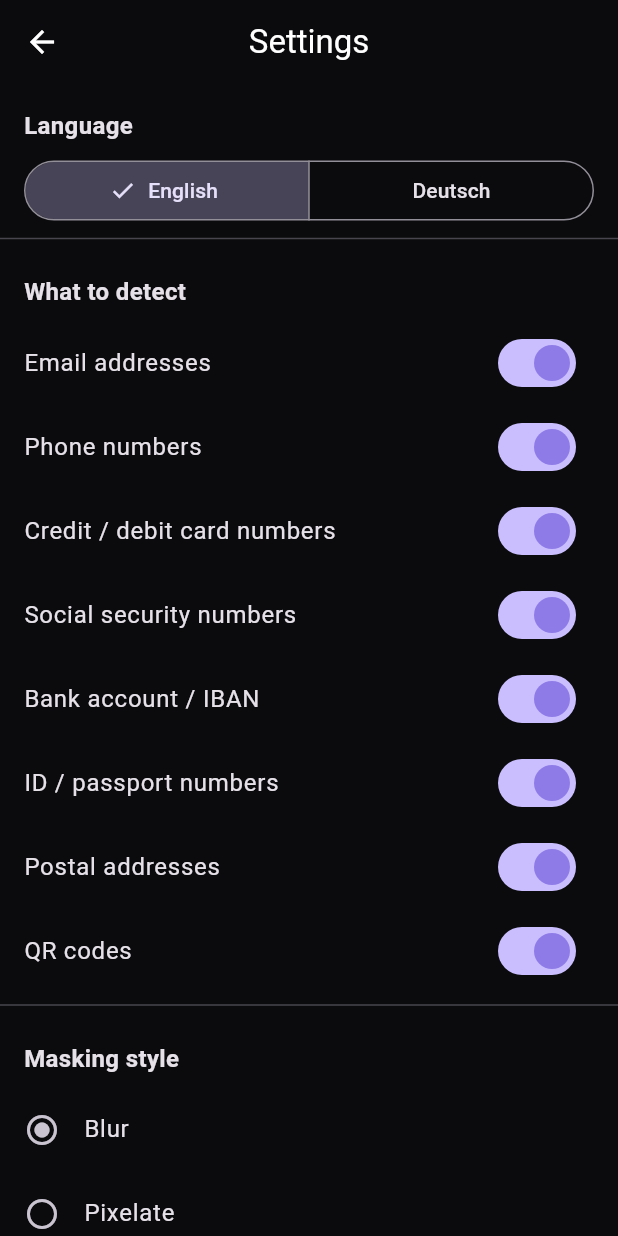
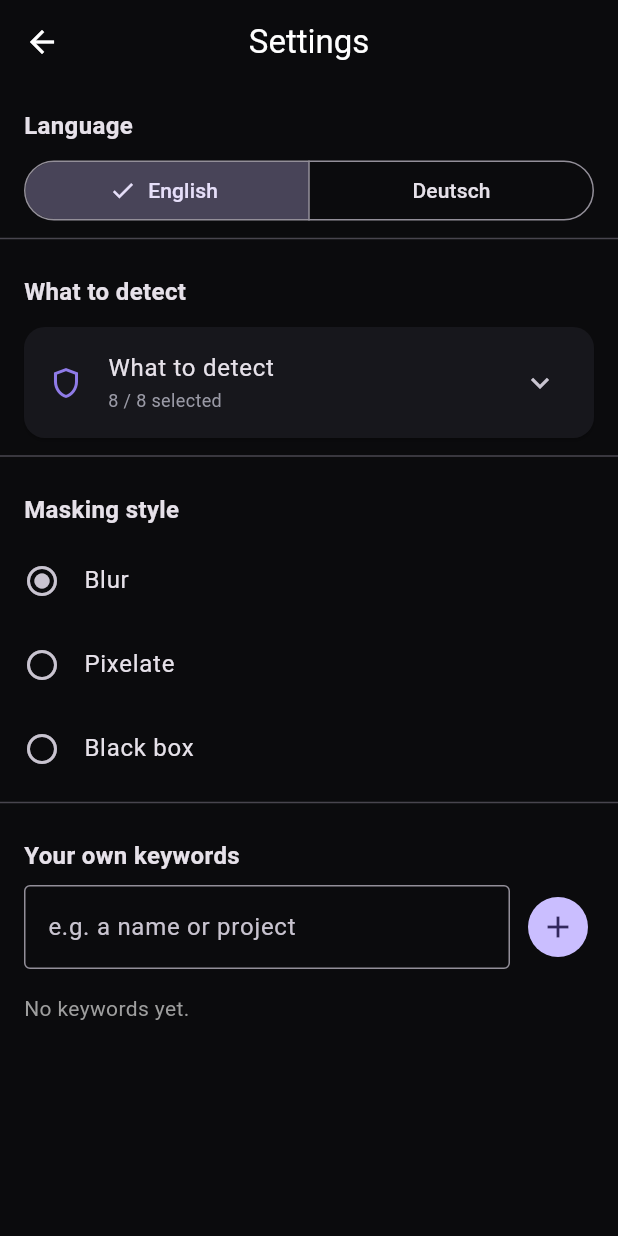
Before and after one commit to rehantariq6000-lab/black-eye, a Flutter app: the SettingsScreen screen opened directly, on a phone screen of 412 x 824 dp. Run offline on Flutter 3.47's test engine with Material 3 defaults, Android fonts, the phone set to English and light mode, and no system bars; our stand-ins replace file_picker, image_picker, pdf, share_plus, shared_preferences, web; missing offline and left inert: dart:js_interop, gal, google_mlkit_barcode_scanning, google_mlkit_text_recognition, pdfx; accounts and stored records are empty.

Commit message:
Settings: collapsible checkbox dropdown for detection categories

```diff
--- a/lib/l10n/app_strings.dart
+++ b/lib/l10n/app_strings.dart
@@ -38,6 +38,7 @@ class S {
 
   static String get settings => _pick('Settings', 'Einstellungen');
   static String get whatToDetect => _pick('What to detect', 'Was erkennen');
+  static String get selectedLabel => _pick('selected', 'ausgewählt');
   static String get maskingStyle => _pick('Masking style', 'Maskierungsstil');
   static String get yourKeywords =>
       _pick('Your own keywords', 'Eigene Schlüsselwörter');
--- a/lib/screens/settings_screen.dart
+++ b/lib/screens/settings_screen.dart
@@ -4,6 +4,7 @@ import '../l10n/app_strings.dart';
 import '../models/detection_category.dart';
 import '../models/mask_style.dart';
 import '../services/settings_service.dart';
+import '../theme.dart';
 
 /// Lets the user choose the language, what Black Eye looks for (categories +
 /// own keywords), and how it hides things (the mask style). Everything is
@@ -90,12 +91,7 @@ class _SettingsScreenState extends State<SettingsScreen> {
                 _buildLanguagePicker(),
                 const Divider(),
                 _sectionTitle(S.whatToDetect),
-                for (final category in kAllCategories)
-                  SwitchListTile(
-                    title: Text(S.categoryLabel(category.key)),
-                    value: _enabledKeys.contains(category.key),
-                    onChanged: (isOn) => _toggleCategory(category.key, isOn),
-                  ),
+                _buildDetectDropdown(),
                 const Divider(),
                 _sectionTitle(S.maskingStyle),
                 for (final style in MaskStyle.values)
@@ -121,6 +117,41 @@ class _SettingsScreenState extends State<SettingsScreen> {
       padding: const EdgeInsets.fromLTRB(16, 16, 16, 8),
       child: Text(text,
           style: const TextStyle(fontSize: 16, fontWeight: FontWeight.bold)),
+    );
+  }
+
+  /// A collapsible dropdown of checkboxes. Ticking a box turns that category
+  /// on; the scanner reads exactly this list, so what is ticked is what gets
+  /// hidden.
+  Widget _buildDetectDropdown() {
+    final selected = _enabledKeys.length;
+    final total = kAllCategories.length;
+    return Padding(
+      padding: const EdgeInsets.symmetric(horizontal: 12),
+      child: Card(
+        clipBehavior: Clip.antiAlias,
+        child: Theme(
+          data: Theme.of(context).copyWith(dividerColor: Colors.transparent),
+          child: ExpansionTile(
+            leading: const Icon(Icons.shield_outlined, color: AppColors.accent),
+            title: Text(S.whatToDetect),
+            subtitle: Text('$selected / $total ${S.selectedLabel}',
+                style: const TextStyle(color: AppColors.textMuted, fontSize: 12)),
+            childrenPadding: const EdgeInsets.only(bottom: 8),
+            children: [
+              for (final category in kAllCategories)
+                CheckboxListTile(
+                  dense: true,
+                  controlAffinity: ListTileControlAffinity.leading,
+                  activeColor: AppColors.accent,
+                  value: _enabledKeys.contains(category.key),
+                  onChanged: (v) => _toggleCategory(category.key, v ?? false),
+                  title: Text(S.categoryLabel(category.key)),
+                ),
+            ],
+          ),
+        ),
+      ),
     );
   }
 
```
